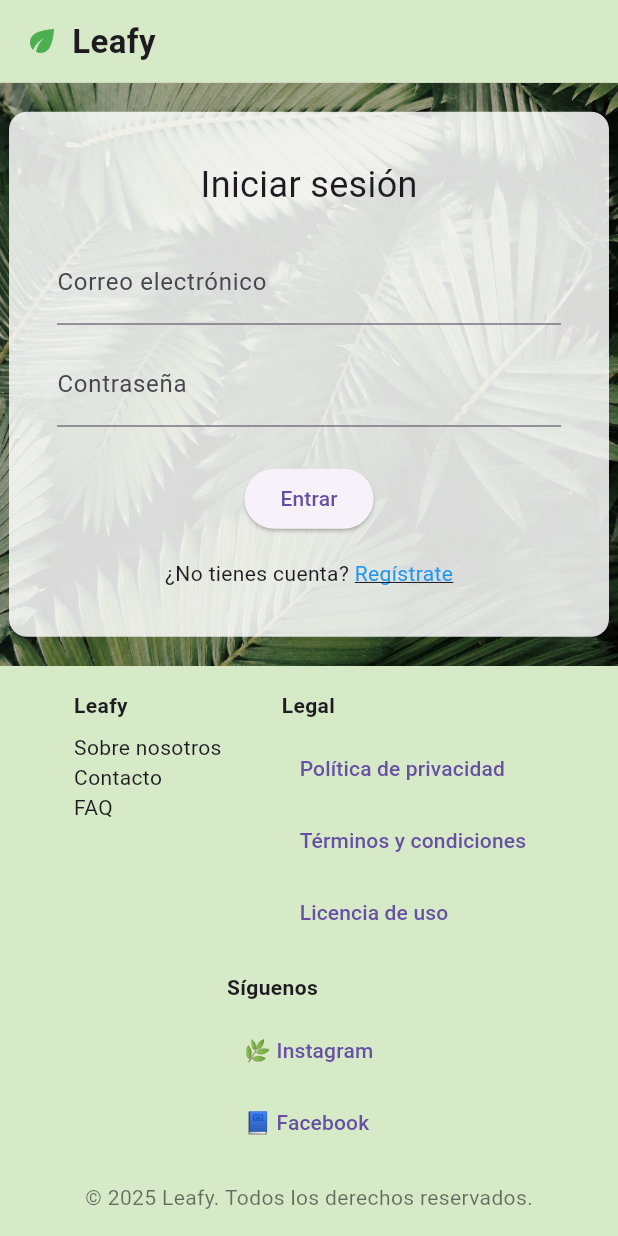
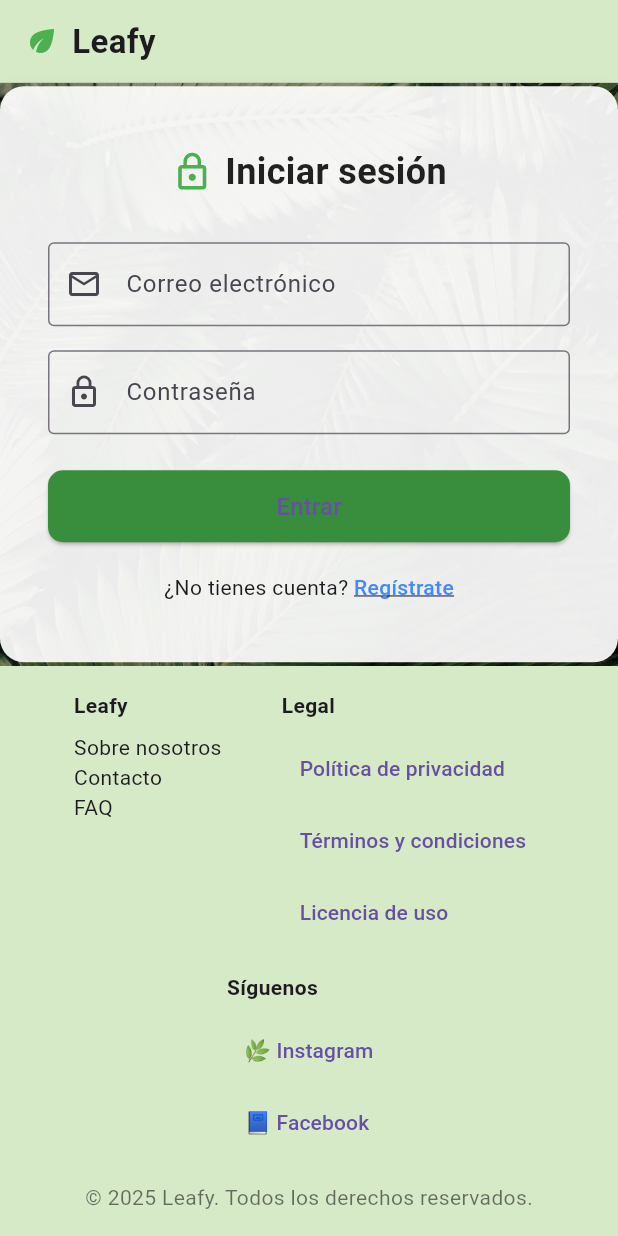
Before and after one commit to mrami8/Leafy_web_flutter, a Flutter app: the screen it shows after launch, on a phone screen of 412 x 824 dp. Run offline on Flutter 3.47's test engine with Material 3 defaults, Android fonts, the light colour scheme and no system bars; our stand-ins replace image_picker, supabase_flutter, table_calendar; accounts and stored records are empty.

Commit message:
LogioRegisterScreenVisual V2.0

```diff
--- a/lib/screens/LoginScreen.dart
+++ b/lib/screens/LoginScreen.dart
@@ -21,84 +21,111 @@ class LoginScreen extends StatelessWidget {
               'assets/FondoPantalla.jpg',
               fit: BoxFit.cover,
             ),
-            Container(color: Colors.black.withOpacity(0.2)),
+            Container(color: Colors.black.withOpacity(0.25)),
             Align(
               alignment: Alignment.center,
               child: ConstrainedBox(
-                constraints: const BoxConstraints(maxWidth: 400),
+                constraints: const BoxConstraints(maxWidth: 420),
                 child: Container(
-                  padding: const EdgeInsets.all(32),
+                  padding: const EdgeInsets.symmetric(vertical: 40, horizontal: 32),
                   decoration: BoxDecoration(
-                    color: Colors.white.withOpacity(0.85),
-                    borderRadius: BorderRadius.circular(12),
+                    color: Colors.white.withOpacity(0.92),
+                    borderRadius: BorderRadius.circular(16),
+                    boxShadow: [
+                      BoxShadow(
+                        color: Colors.black.withOpacity(0.15),
+                        blurRadius: 12,
+                        offset: const Offset(0, 6),
+                      ),
+                    ],
                   ),
                   child: Column(
                     mainAxisSize: MainAxisSize.min,
+                    crossAxisAlignment: CrossAxisAlignment.stretch,
                     children: [
-                      const Text("Iniciar sesión",
-                          style: TextStyle(fontSize: 24)),
-                      const SizedBox(height: 20),
+                      const Row(
+                        mainAxisAlignment: MainAxisAlignment.center,
+                        children: [
+                          Icon(Icons.lock_outline, size: 28, color: Colors.green),
+                          SizedBox(width: 8),
+                          Text(
+                            "Iniciar sesión",
+                            style: TextStyle(
+                              fontSize: 24,
+                              fontWeight: FontWeight.bold,
+                              color: Colors.black87,
+                            ),
+                          ),
+                        ],
+                      ),
+                      const SizedBox(height: 30),
+
                       TextField(
                         controller: emailController,
                         decoration: const InputDecoration(
                           labelText: "Correo electrónico",
+                          prefixIcon: Icon(Icons.email_outlined),
+                          border: OutlineInputBorder(),
                         ),
                       ),
-                      const SizedBox(height: 12),
+                      const SizedBox(height: 16),
+
                       TextField(
                         controller: passwordController,
                         obscureText: true,
                         decoration: const InputDecoration(
                           labelText: "Contraseña",
+                          prefixIcon: Icon(Icons.lock_outline),
+                          border: OutlineInputBorder(),
                         ),
                       ),
                       const SizedBox(height: 24),
+
                       ElevatedButton(
+                        style: ElevatedButton.styleFrom(
+                          minimumSize: const Size.fromHeight(48),
+                          backgroundColor: Colors.green[700],
+                          shape: RoundedRectangleBorder(
+                            borderRadius: BorderRadius.circular(10),
+                          ),
+                        ),
                         onPressed: () async {
                           final email = emailController.text.trim();
                           final password = passwordController.text.trim();
 
                           if (email.isEmpty || password.isEmpty) {
                             ScaffoldMessenger.of(context).showSnackBar(
-                              const SnackBar(
-                                content: Text("Por favor, completa todos los campos."),
-                              ),
+                              const SnackBar(content: Text("Por favor, completa todos los campos.")),
                             );
                             return;
                           }
 
-                          final authProvider = Provider.of<AuthProvider>(
-                            context,
-                            listen: false,
-                          );
-
+                          final authProvider = Provider.of<AuthProvider>(context, listen: false);
                           final success = await authProvider.login(email, password);
 
                           if (success && authProvider.session != null) {
                             Navigator.pushNamed(context, '/search');
                           } else {
                             ScaffoldMessenger.of(context).showSnackBar(
-                              const SnackBar(
-                                content: Text("Las credenciales son incorrectas."),
-                              ),
+                              const SnackBar(content: Text("Las credenciales son incorrectas.")),
                             );
                           }
                         },
-                        child: const Text("Entrar"),
+                        child: const Text("Entrar", style: TextStyle(fontSize: 16)),
                       ),
-                      const SizedBox(height: 16),
+                      const SizedBox(height: 20),
+
                       Row(
                         mainAxisAlignment: MainAxisAlignment.center,
                         children: [
                           const Text("¿No tienes cuenta? "),
                           GestureDetector(
-                            onTap: () {
-                              Navigator.pushNamed(context, '/register');
-                            },
+                            onTap: () => Navigator.pushNamed(context, '/register'),
                             child: const Text(
                               "Regístrate",
                               style: TextStyle(
-                                color: Colors.blue,
+                                color: Colors.blueAccent,
+                                fontWeight: FontWeight.w500,
                                 decoration: TextDecoration.underline,
                               ),
                             ),
--- a/lib/screens/PlantsScreen/search_screen.dart
+++ b/lib/screens/PlantsScreen/search_screen.dart
@@ -94,6 +94,7 @@ class _SearchScreenState extends State<SearchScreen> {
                               );
                             },
                             child: Card(
+                              color: const Color.fromARGB(255, 243, 247, 240), // Fondo verde Leafy
                               shape: RoundedRectangleBorder(
                                 borderRadius: BorderRadius.circular(12),
                               ),
@@ -108,7 +109,7 @@ class _SearchScreenState extends State<SearchScreen> {
                                     ),
                                     child: Container(
                                       height: 100,
-                                      color: Colors.grey[200],
+                                      color: const Color.fromARGB(255, 236, 250, 233),
                                       child: Image.network(
                                         plant.imagenPrincipal,
                                         fit: BoxFit.cover,
```
Also changed, not shown: lib/screens/RegisterScreen.dart (+53 -73 lines).
